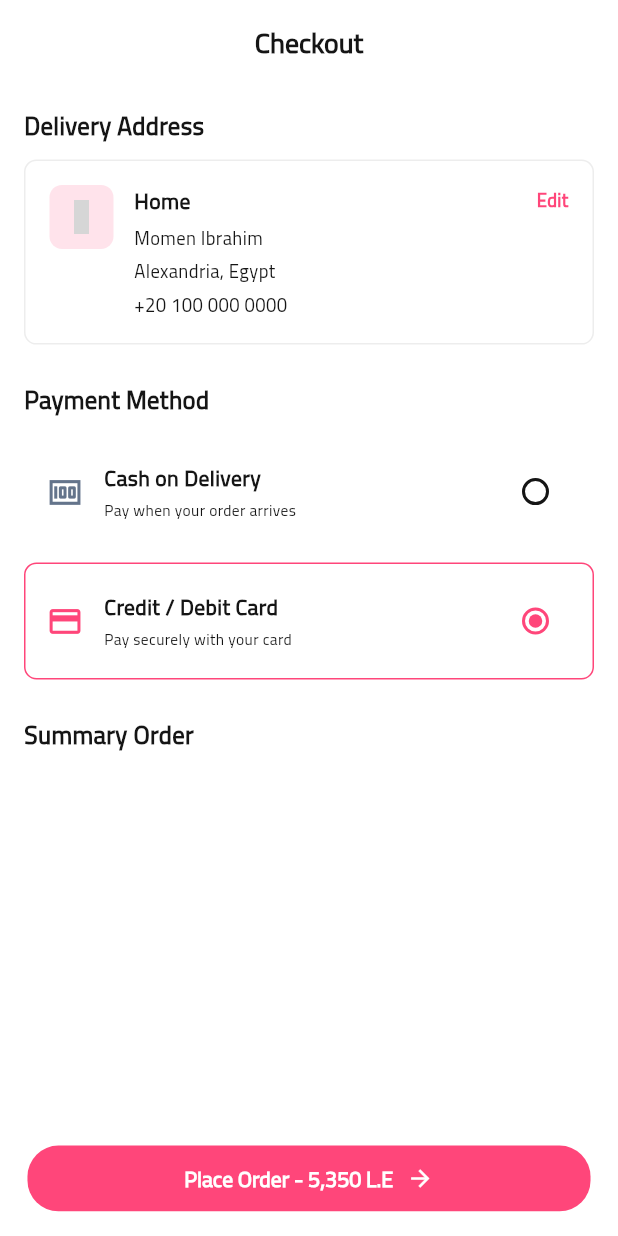
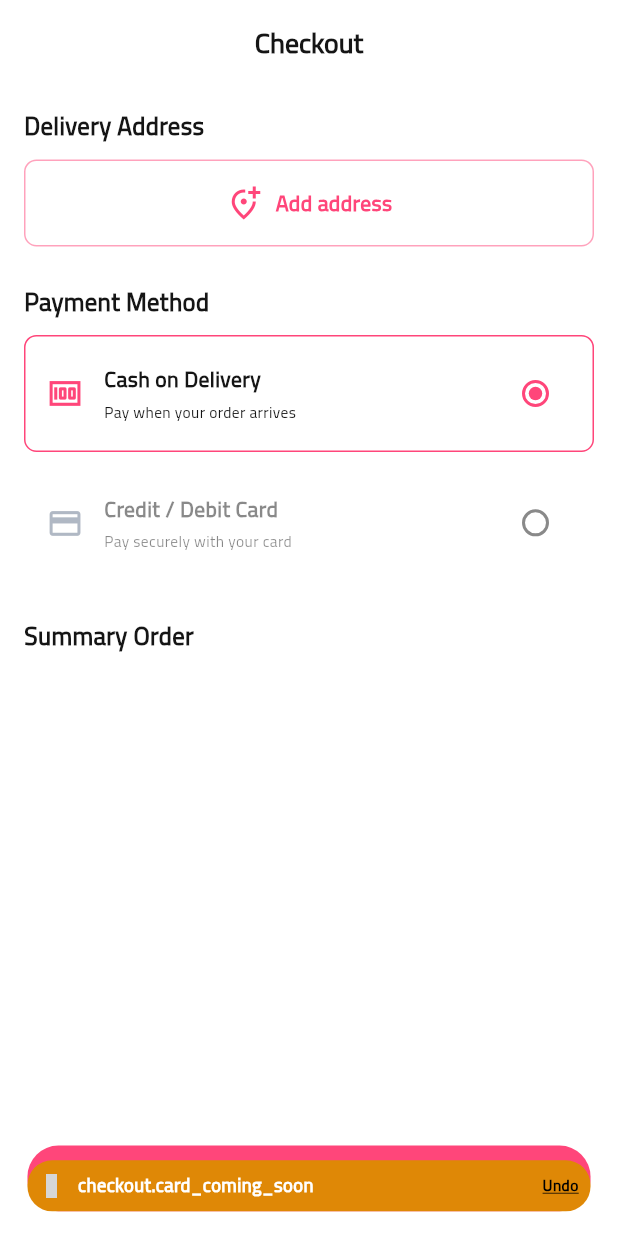
Before and after one commit to MomennIbrahim/Treasures-App, a Flutter app: the CheckoutScreen screen opened by its route, after a tap on "Credit / Debit Card", on a phone screen of 412 x 824 dp. Run offline on Flutter 3.47's test engine with Material 3 defaults, Android fonts, the light colour scheme and no system bars; our stand-ins replace animate_do, bloc, cached_network_image, cloud_firestore, dartz, easy_localization and 19 more; accounts and stored records are empty; grey boxes are pictures that could not be loaded.

Commit message:
- Finished checkout feature.

```diff
--- a/lib/core/router/app_router.dart
+++ b/lib/core/router/app_router.dart
@@ -7,6 +7,7 @@ import 'package:konoz/features/auth/presentation/controllers/verify_otp/verify_o
 import 'package:konoz/features/auth/presentation/ui/screens/auth_screen.dart';
 import 'package:konoz/features/auth/presentation/ui/screens/otp_screen.dart';
 import 'package:konoz/features/cart/presentation/ui/screens/cart_screen.dart';
+import 'package:konoz/features/checkout/presentation/controllers/checkout/checkout_cubit.dart';
 import 'package:konoz/features/checkout/presentation/ui/screens/checkout_screen.dart';
 import 'package:konoz/features/collection_products/presentation/controllers/collection_products/collection_products_cubit.dart';
 import 'package:konoz/features/collection_products/presentation/ui/screens/collection_products_screen.dart';
@@ -260,7 +261,13 @@ class AppRouter {
       GoRoute(
         path: Routes.checkout,
         pageBuilder: (context, state) {
-          return AppPageTransition.fade(state: state, child: CheckoutScreen());
+          return AppPageTransition.fade(
+            state: state,
+            child: BlocProvider(
+              create: (context) => getIt.get<CheckoutCubit>(),
+              child: CheckoutScreen(),
+            ),
+          );
         },
       ),
 
--- a/lib/features/cart/presentation/ui/widgets/summary_order_widget.dart
+++ b/lib/features/cart/presentation/ui/widgets/summary_order_widget.dart
@@ -56,11 +56,6 @@ class _SummaryCard extends StatelessWidget {
       child: Column(
         crossAxisAlignment: CrossAxisAlignment.start,
         children: [
-          Text(
-            LocaleKeys.cart_summary_order.tr(),
-            style: AppTextStyles.text14Bold,
-          ),
-          10.verticalSpace,
           _buildListTileSummaryOrder(
             title: LocaleKeys.cart_coast,
             value: _fmt(summary.subtotal),
--- /dev/null
+++ b/lib/features/checkout/data/model/checkout_model.dart
@@ -0,0 +1,15 @@
+class PlacedOrderModel {
+  final int orderId;
+  final num total;
+
+  const PlacedOrderModel({required this.orderId, required this.total});
+
+  factory PlacedOrderModel.fromJson(Map<String, dynamic> json) {
+    return PlacedOrderModel(
+      orderId: int.tryParse('${json['order_id']}') ?? 0,
+      total: json['total'] is num
+          ? json['total'] as num
+          : (num.tryParse('${json['total']}') ?? 0),
+    );
+  }
+}
--- /dev/null
+++ b/lib/features/checkout/presentation/controllers/checkout/checkout_cubit.dart
@@ -0,0 +1,35 @@
+import 'package:konoz/core/cubits/safe_cubit.dart';
+import 'package:konoz/core/error/app_failure.dart';
+import 'package:konoz/features/cart/presentation/controller/cart/cart_cubit.dart';
+import 'package:konoz/features/checkout/data/model/checkout_model.dart';
+import 'package:konoz/features/checkout/data/repo/checkout_rpo.dart';
+
+part 'checkout_state.dart';
+
+/// Factory (instance جديدة لكل شاشة checkout) وبتتوفر بـ BlocProvider(create:) في الراوت.
+class CheckoutCubit extends SafeCubit<CheckoutState> {
+  final CheckoutRepo _repo;
+  final CartCubit _cart;
+
+  CheckoutCubit(this._repo, this._cart) : super(const CheckoutState());
+
+  void selectAddress(int id) => emit(state.copyWith(selectedAddressId: id));
+
+  Future<void> placeOrder({required int addressId}) async {
+    if (state.isLoading) return; // منع الضغط المزدوج
+
+    emit(state.copyWith(status: CheckoutStatus.loading));
+    final result = await _repo.placeOrder(addressId: addressId);
+
+    result.fold(
+      (f) => emit(state.copyWith(status: CheckoutStatus.failure, failure: f)),
+      (order) =>
+          emit(state.copyWith(status: CheckoutStatus.success, order: order)),
+    );
+
+    // في الحالتين نحدّث السلة:
+    //  - نجاح: السيرفر فرّغها
+    //  - فشل (مثلًا out_of_stock): نعرض المخزون الحقيقي
+    await _cart.getCart();
+  }
+}
--- /dev/null
+++ b/lib/features/checkout/presentation/controllers/checkout/checkout_state.dart
@@ -0,0 +1,40 @@
+part of 'checkout_cubit.dart';
+
+
+
+enum CheckoutStatus { initial, loading, success, failure }
+
+class CheckoutState {
+  final CheckoutStatus status;
+  final AppFailure? failure;
+  final PlacedOrderModel? order;
+
+  /// العنوان اللي اليوزر اختاره (null = نستخدم الافتراضي)
+  final int? selectedAddressId;
+
+  const CheckoutState({
+    this.status = CheckoutStatus.initial,
+    this.failure,
+    this.order,
+    this.selectedAddressId,
+  });
+
+  bool get isLoading => status == CheckoutStatus.loading;
+  bool get isSuccess => status == CheckoutStatus.success;
+  bool get isFailure => status == CheckoutStatus.failure;
+
+  // failure بيتصفّر عن قصد لو متبعتش
+  CheckoutState copyWith({
+    CheckoutStatus? status,
+    AppFailure? failure,
+    PlacedOrderModel? order,
+    int? selectedAddressId,
+  }) {
+    return CheckoutState(
+      status: status ?? this.status,
+      failure: failure,
+      order: order ?? this.order,
+      selectedAddressId: selectedAddressId ?? this.selectedAddressId,
+    );
+  }
+}
--- a/lib/features/checkout/presentation/ui/screens/checkout_screen.dart
+++ b/lib/features/checkout/presentation/ui/screens/checkout_screen.dart
@@ -1,5 +1,6 @@
 import 'package:easy_localization/easy_localization.dart';
 import 'package:flutter/material.dart';
+import 'package:flutter_bloc/flutter_bloc.dart';
 import 'package:flutter_screenutil/flutter_screenutil.dart';
 import 'package:go_router/go_router.dart';
 import 'package:konoz/core/helper/app_padding.dart';
@@ -7,24 +8,46 @@ import 'package:konoz/core/router/routes.dart';
 import 'package:konoz/core/theme/app_colors.dart';
 import 'package:konoz/core/theme/app_text_style.dart';
 import 'package:konoz/core/widgets/app_button.dart';
+import 'package:konoz/core/widgets/app_toast.dart';
 import 'package:konoz/core/widgets/show_blurred_confirmation_dialog.dart';
+import 'package:konoz/core/widgets/show_loading_dialog.dart';
+import 'package:konoz/features/cart/presentation/controller/cart/cart_cubit.dart';
+import 'package:konoz/features/cart/presentation/ui/widgets/cart_total_header.dart'; // formatMoney
 import 'package:konoz/features/cart/presentation/ui/widgets/summary_order_widget.dart';
-import 'package:konoz/features/checkout/presentation/ui/widgets/address_card.dart';
-import 'package:konoz/features/checkout/presentation/ui/widgets/payment_methods.dart';
+import 'package:konoz/features/checkout/data/model/checkout_model.dart';
+import 'package:konoz/features/checkout/presentation/controllers/checkout/checkout_cubit.dart';
+import 'package:konoz/features/checkout/presentation/ui/widgets/checkout_address_section.dart';
+import 'package:konoz/features/checkout/presentation/ui/widgets/payment_methods_section.dart';
+import 'package:konoz/features/profile/presentation/controllers/profile/profile_cubit.dart';
 import 'package:konoz/generated/locale_keys.g.dart';
 
-class CheckoutScreen extends StatefulWidget {
+class CheckoutScreen extends StatelessWidget {
   const CheckoutScreen({super.key});
 
   @override
-  State<CheckoutScreen> createState() => _CheckoutScreenState();
-}
-
-class _CheckoutScreenState extends State<CheckoutScreen> {
-  @override
   Widget build(BuildContext context) {
     final colorScheme = Theme.of(context).colorScheme;
-    return Scaffold(
+
+    return BlocListener<CheckoutCubit, CheckoutState>(
+      listenWhen: (p, c) => p.status != c.status,
+      listener: (context, state) {
+        if (state.isLoading) {
+          showLoadingDialog(context);
+          return;
+        }
+        hideLoadingDialog(context);
+
+        if (state.isFailure) {
+          AppToast.show(
+            context,
+            message: state.failure?.message ?? '',
+            type: AppToastType.error,
+          );
+        } else if (state.isSuccess && state.order != null) {
+          _showSuccessDialog(context, state.order!);
+        }
+      },
+      child: Scaffold(
         body: SafeArea(
           top: false,
           child: CustomScrollView(
@@ -37,20 +60,18 @@ class _CheckoutScreenState extends State<CheckoutScreen> {
                   style: AppTextStyles.text18Bold,
                 ),
               ),
-
               SliverPadding(
                 padding: paddingAll(16),
                 sliver: SliverList(
                   delegate: SliverChildListDelegate([
-                  _buildSectionTitle(LocaleKeys.checkout_delivery_address),
+                    _sectionTitle(LocaleKeys.checkout_delivery_address),
                     10.verticalSpace,
-                  AddressCard(),
+                    const CheckoutAddressSection(),
                     24.verticalSpace,
-                  PaymentMethodSection(),
+                    const PaymentMethodSection(),
                     24.verticalSpace,
-                  _buildSectionTitle(LocaleKeys.cart_summary_order),
-                  10.verticalSpace,
-                  SummaryOrderWidget(),
+                    _sectionTitle(LocaleKeys.cart_summary_order),
+                    const SummaryOrderWidget(),
                   ]),
                 ),
               ),
@@ -62,43 +83,68 @@ class _CheckoutScreenState extends State<CheckoutScreen> {
           child: Container(
             padding: paddingOnly(left: 16, right: 16, top: 12, bottom: 16),
             decoration: BoxDecoration(color: colorScheme.onSecondary),
-          child: Column(
-            mainAxisSize: MainAxisSize.min,
-            children: [
-              AppButton(
-                label: '${LocaleKeys.checkout_place_order.tr()} - 5,350 L.E',
+            child: BlocSelector<CartCubit, CartState, num>(
+              selector: (s) => s.summary?.grandTotal ?? s.subtotal,
+              builder: (context, total) => AppButton(
+                label:
+                    '${LocaleKeys.checkout_place_order.tr()} - ${formatMoney(total)}',
                 labelStyle: AppTextStyles.text14Bold,
                 icon: const Icon(Icons.arrow_forward),
-                onPressed: _placeOrder,
+                onPressed: () => _placeOrder(context),
               ),
-            ],
+            ),
           ),
         ),
       ),
     );
   }
 
-  Widget _buildSectionTitle(String title) {
-    return Text(title.tr(), style: AppTextStyles.text16Bold);
+  Widget _sectionTitle(String title) =>
+      Text(title.tr(), style: AppTextStyles.text16Bold);
+
+  void _placeOrder(BuildContext context) {
+    final cart = context.read<CartCubit>().state;
+    if (cart.isEmpty || cart.hasStockIssue) {
+      AppToast.show(
+        context,
+        message: 'checkout.cart_has_issues'.tr(),
+        type: AppToastType.error,
+      );
+      return;
     }
 
-  void _placeOrder() {
+    final checkout = context.read<CheckoutCubit>();
+    final profile = context.read<ProfileCubit>().state.profile;
+    final address = resolveCheckoutAddress(
+      profile?.addresses ?? const [],
+      checkout.state.selectedAddressId,
+    );
+
+    if (address == null) {
+      AppToast.show(
+        context,
+        message: 'checkout.select_address'.tr(),
+        type: AppToastType.error,
+      );
+      return;
+    }
+
+    checkout.placeOrder(addressId: int.parse(address.id.toString()));
+  }
+
+  void _showSuccessDialog(BuildContext context, PlacedOrderModel order) {
     showBlurredConfirmationDialog(
       context: context,
       barrierDismissible: false,
-      title: 'Order Placed Successfully',
-      message: 'Your order has been placed successfully.',
-      confirmText: 'Track Order',
-      secondaryText: 'Continue Shopping',
+      title: LocaleKeys.checkout_order_placed_successfully.tr(),
+      message: LocaleKeys.checkout_order_placed_message.tr(
+        args: [order.orderId.toString()],
+      ),
+      confirmText: LocaleKeys.checkout_track_order.tr(),
+      secondaryText: LocaleKeys.checkout_continue_shopping.tr(),
       confirmColor: AppColors.primary,
-
-      onConfirm: () {
-        context.go("${Routes.profile}/${Routes.orders}");
-      },
-
-      onSecondary: () {
-        context.go(Routes.home);
-      },
+      onConfirm: () => context.go("${Routes.profile}/${Routes.orders}"),
+      onSecondary: () => context.go(Routes.home),
     );
   }
 }
--- a/lib/features/checkout/presentation/ui/widgets/address_card.dart
+++ b/lib/features/checkout/presentation/ui/widgets/address_card.dart
@@ -1,3 +1,4 @@
+import 'package:easy_localization/easy_localization.dart';
 import 'package:flutter/material.dart';
 import 'package:flutter_screenutil/flutter_screenutil.dart';
 import 'package:hugeicons/hugeicons.dart';
@@ -5,9 +6,23 @@ import 'package:konoz/core/helper/app_padding.dart';
 import 'package:konoz/core/theme/app_colors.dart';
 import 'package:konoz/core/theme/app_radius.dart';
 import 'package:konoz/core/theme/app_text_style.dart';
+import 'package:konoz/generated/locale_keys.g.dart';
 
 class AddressCard extends StatelessWidget {
-  const AddressCard({super.key});
+  const AddressCard({
+    super.key,
+    required this.title,
+    required this.fullAddress,
+    required this.name,
+    required this.phone,
+    this.onChange,
+  });
+
+  final String title;
+  final String fullAddress;
+  final String name;
+  final String phone;
+  final VoidCallback? onChange;
 
   @override
   Widget build(BuildContext context) {
@@ -41,22 +56,29 @@ class AddressCard extends StatelessWidget {
                 Row(
                   children: [
                     Expanded(
-                      child: Text('Home', style: AppTextStyles.text14Bold),
+                      child: Text(title, style: AppTextStyles.text14Bold),
                     ),
-                    Text(
-                      'Edit',
-                      style: AppTextStyles.text12Bold.copyWith(
-                        color: AppColors.primary,
+                    if (onChange != null)
+                      InkWell(
+                        onTap: onChange,
+                        child: Text(
+                          LocaleKeys.checkout_change_address.tr(),
+                          style: AppTextStyles.text12Bold.copyWith(
+                            color: AppColors.primary,
+                          ),
+                        ),
                       ),
-                    ),
                   ],
                 ),
                 6.verticalSpace,
-                Text('Momen Ibrahim', style: AppTextStyles.text12Regular),
+                if (name.isNotEmpty)
+                  Text(name, style: AppTextStyles.text12Regular),
                 4.verticalSpace,
-                Text('Alexandria, Egypt', style: AppTextStyles.text12Regular),
-                4.verticalSpace,
-                Text('+20 100 000 0000', style: AppTextStyles.text12Regular),
+                Text(fullAddress, style: AppTextStyles.text12Regular),
+                if (phone.isNotEmpty) ...[
+                  4.verticalSpace,
+                  Text(phone, style: AppTextStyles.text12Regular),
+                ],
               ],
             ),
           ),
--- /dev/null
+++ b/lib/features/checkout/presentation/ui/widgets/checkout_address_section.dart
@@ -0,0 +1,150 @@
+import 'package:easy_localization/easy_localization.dart';
+import 'package:flutter/material.dart';
+import 'package:flutter_bloc/flutter_bloc.dart';
+import 'package:flutter_screenutil/flutter_screenutil.dart';
+import 'package:go_router/go_router.dart';
+import 'package:konoz/core/helper/app_padding.dart';
+import 'package:konoz/core/router/routes.dart';
+import 'package:konoz/core/theme/app_colors.dart';
+import 'package:konoz/core/theme/app_radius.dart';
+import 'package:konoz/core/theme/app_text_style.dart';
+import 'package:konoz/features/checkout/presentation/controllers/checkout/checkout_cubit.dart';
+import 'package:konoz/features/checkout/presentation/ui/widgets/address_card.dart';
+import 'package:konoz/features/profile/data/model/profile_model.dart';
+import 'package:konoz/features/profile/presentation/controllers/profile/profile_cubit.dart';
+import 'package:konoz/generated/locale_keys.g.dart';
+import 'package:skeletonizer/skeletonizer.dart';
+
+/// المختار ← الافتراضي ← أول عنوان ← null
+AddressModel? resolveCheckoutAddress(
+  List<AddressModel> addresses,
+  int? selectedId,
+) {
+  if (addresses.isEmpty) return null;
+  if (selectedId != null) {
+    for (final a in addresses) {
+      if (int.tryParse(a.id.toString()) == selectedId) return a;
+    }
+  }
+  for (final a in addresses) {
+    if (a.isDefault) return a;
+  }
+  return addresses.first;
+}
+
+class CheckoutAddressSection extends StatelessWidget {
+  const CheckoutAddressSection({super.key});
+
+  @override
+  Widget build(BuildContext context) {
+    return BlocBuilder<ProfileCubit, ProfileState>(
+      builder: (context, profileState) {
+        if (profileState.isLoading) {
+          return const Skeletonizer(
+            child: AddressCard(
+              title: 'Home',
+              fullAddress: 'Alexandria, Egypt, street name 12',
+              name: 'Customer name',
+              phone: '+20 100 000 0000',
+            ),
+          );
+        }
+
+        final profile = profileState.profile;
+        final addresses = profile?.addresses ?? const <AddressModel>[];
+
+        return BlocSelector<CheckoutCubit, CheckoutState, int?>(
+          selector: (s) => s.selectedAddressId,
+          builder: (context, selectedId) {
+            final address = resolveCheckoutAddress(addresses, selectedId);
+
+            if (address == null) return const _NoAddress();
+
+            return AddressCard(
+              title: address.title,
+              fullAddress: address.fullAddress,
+              name: profile?.name ?? '',
+              phone: profile?.phone ?? '',
+              onChange: () => _pickAddress(context, addresses, address),
+            );
+          },
+        );
+      },
+    );
+  }
+
+  void _pickAddress(
+    BuildContext context,
+    List<AddressModel> addresses,
+    AddressModel current,
+  ) {
+    final cubit = context.read<CheckoutCubit>();
+    showModalBottomSheet(
+      context: context,
+      showDragHandle: true,
+      builder: (sheetContext) => SafeArea(
+        child: ListView(
+          shrinkWrap: true,
+          padding: paddingAll(16),
+          children: [
+            for (final a in addresses)
+              ListTile(
+                contentPadding: EdgeInsets.zero,
+                title: Text(a.title, style: AppTextStyles.text14Bold),
+                subtitle: Text(
+                  a.fullAddress,
+                  style: AppTextStyles.text12Regular,
+                  maxLines: 2,
+                  overflow: TextOverflow.ellipsis,
+                ),
+                trailing: a.id.toString() == current.id.toString()
+                    ? const Icon(Icons.check_circle, color: AppColors.primary)
+                    : null,
+                onTap: () {
+                  cubit.selectAddress(int.parse(a.id.toString()));
+                  Navigator.of(sheetContext).pop();
+                },
+              ),
+          ],
+        ),
+      ),
+    );
+  }
+}
+
+class _NoAddress extends StatelessWidget {
+  const _NoAddress();
+
+  @override
+  Widget build(BuildContext context) {
+    return InkWell(
+      borderRadius: AppRadius.br8,
+      // عدّل الراوت لو شاشة اختيار العنوان عندك اسمها مختلف
+      onTap: () => context.push(Routes.addressPicker),
+      child: Container(
+        width: double.infinity,
+        padding: paddingAll(16),
+        decoration: BoxDecoration(
+          border: Border.all(color: AppColors.primary.withValues(alpha: 0.5)),
+          borderRadius: AppRadius.br8,
+        ),
+        child: Row(
+          mainAxisAlignment: MainAxisAlignment.center,
+          children: [
+            const Icon(
+              Icons.add_location_alt_outlined,
+              color: AppColors.primary,
+            ),
+            8.horizontalSpace,
+            Text(
+              LocaleKeys.personal_data_add_address.tr(),
+              style: AppTextStyles.text14Bold.copyWith(
+                color: AppColors.primary,
+              ),
+            ),
+          ],
+        ),
+      ),
+    );
+  }
+}
--- a/lib/features/checkout/presentation/ui/widgets/payment_methods.dart
+++ b/lib/features/checkout/presentation/ui/widgets/payment_methods_section.dart
@@ -2,18 +2,13 @@ import 'package:easy_localization/easy_localization.dart';
 import 'package:flutter/material.dart';
 import 'package:flutter_screenutil/flutter_screenutil.dart';
 import 'package:konoz/core/theme/app_text_style.dart';
+import 'package:konoz/core/widgets/app_toast.dart';
 import 'package:konoz/features/checkout/presentation/ui/widgets/payment_method_item.dart';
 import 'package:konoz/generated/locale_keys.g.dart';
 
-class PaymentMethodSection extends StatefulWidget {
+/// الدفع عند الاستلام فقط حاليًا. الكارت لما نربط بوابة دفع.
+class PaymentMethodSection extends StatelessWidget {
   const PaymentMethodSection({super.key});
-
-  @override
-  State<PaymentMethodSection> createState() => _PaymentMethodSectionState();
-}
-
-class _PaymentMethodSectionState extends State<PaymentMethodSection> {
-  int _selectedPayment = 0;
 
   @override
   Widget build(BuildContext context) {
@@ -28,30 +23,31 @@ class _PaymentMethodSectionState extends State<PaymentMethodSection> {
 
         PaymentMethodItem(
           index: 0,
-          selectedIndex: _selectedPayment,
+          selectedIndex: 0,
           icon: Icons.money_outlined,
           title: LocaleKeys.checkout_cash_on_delivery,
           subtitle: LocaleKeys.checkout_pay_when_your_order_arrives,
-          onTap: _onPaymentSelected,
+          onTap: (_) {},
         ),
 
         8.verticalSpace,
 
-        PaymentMethodItem(
-          index: 1,
-          selectedIndex: _selectedPayment,
-          icon: Icons.credit_card_outlined,
-          title: LocaleKeys.checkout_credit_debit_card,
-          subtitle: LocaleKeys.checkout_pay_securely_with_your_card,
-          onTap: _onPaymentSelected,
+        Opacity(
+          opacity: 0.5,
+          child: PaymentMethodItem(
+            index: 1,
+            selectedIndex: 0,
+            icon: Icons.credit_card_outlined,
+            title: LocaleKeys.checkout_credit_debit_card,
+            subtitle: LocaleKeys.checkout_pay_securely_with_your_card,
+            onTap: (_) => AppToast.show(
+              context,
+              message: 'checkout.card_coming_soon'.tr(),
+              type: AppToastType.warning,
+            ),
+          ),
         ),
       ],
     );
   }
-
-  void _onPaymentSelected(int index) {
-    setState(() {
-      _selectedPayment = index;
-    });
-  }
 }
```
Also changed, not shown: assets/translations/ar.json (+6 -1 lines), assets/translations/en.json (+6 -1 lines), lib/core/di/dependency_injection.dart (+11 -1 lines), lib/features/checkout/data/repo/checkout_repo_implementation.dart (added, +35 -0 lines), lib/features/checkout/data/repo/checkout_rpo.dart (added, +11 -0 lines), lib/generated/codegen_loader.g.dart, lib/generated/locale_keys.g.dart. Lines whose indentation alone changed are shown as unchanged.
